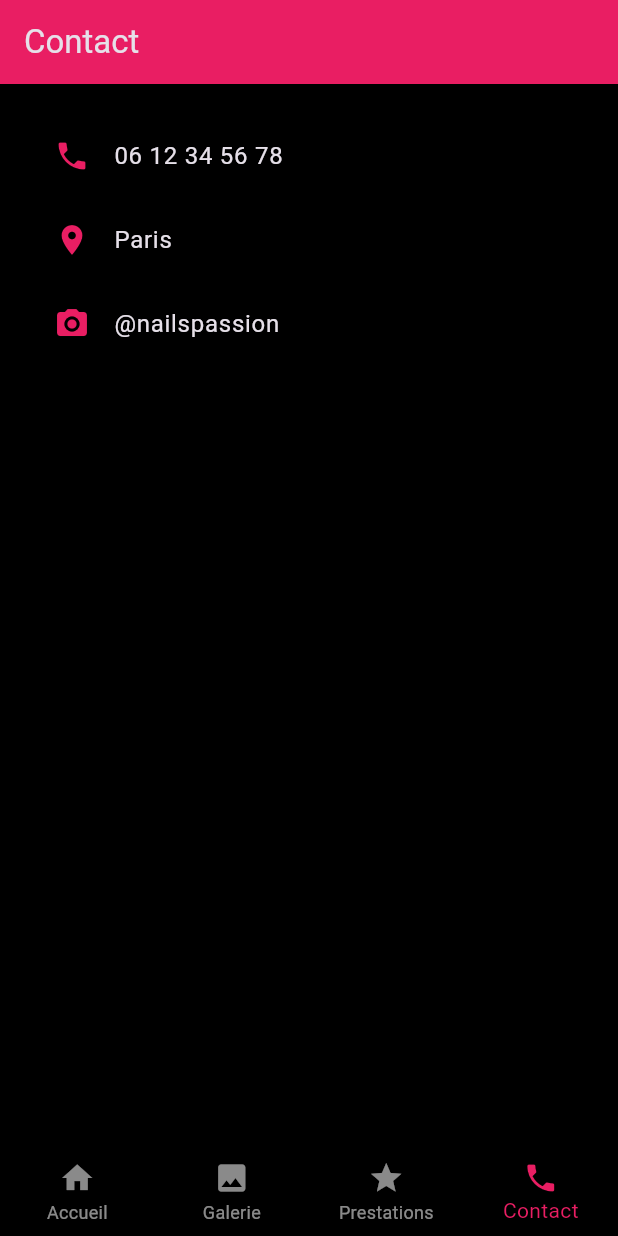
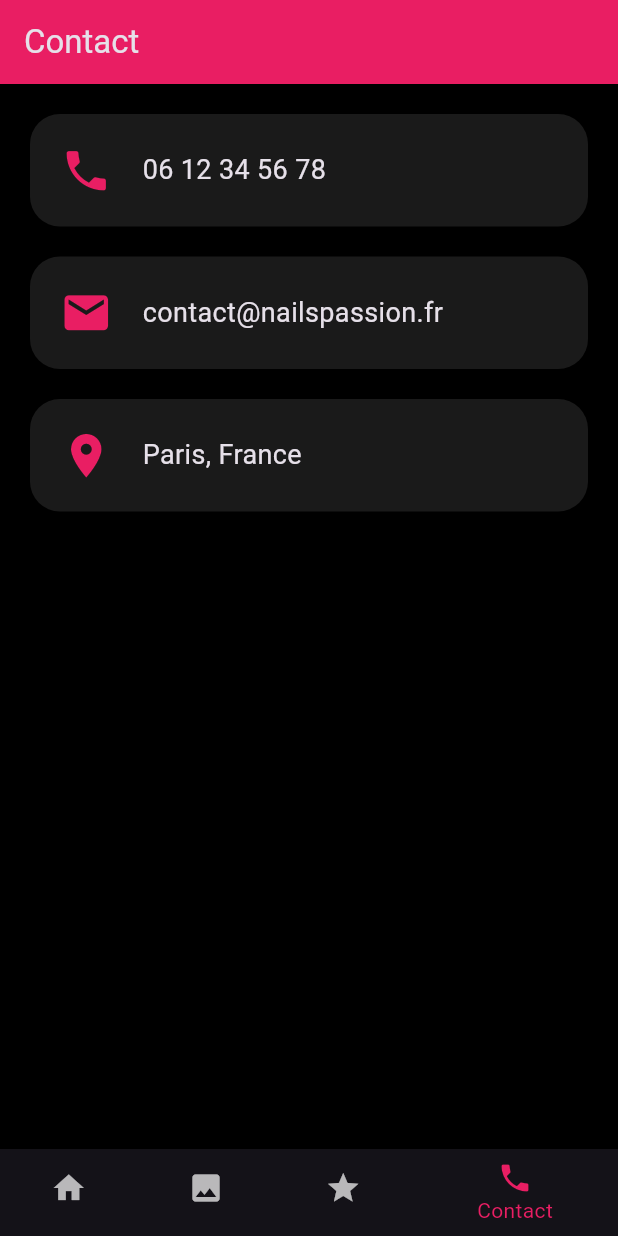
Before and after one commit to chevalliertophe-ux/Nail-s-Passion-, a Flutter app: the screen it shows after launch, item 4 of the bottom bar chosen, on a phone screen of 412 x 824 dp. Run offline on Flutter 3.47's test engine with Material 3 defaults, Android fonts, the phone set to English and light mode, and no system bars.

Commit message:
Clean Flutter code

```diff
--- a/lib/main.dart
+++ b/lib/main.dart
@@ -13,47 +13,42 @@ class NailsPassionApp extends StatelessWidget {
       debugShowCheckedModeBanner: false,
       title: "Nail's Passion",
       theme: ThemeData.dark(),
-      home: const HomePage(),
+      home: const MainPage(),
     );
   }
 }
 
-class HomePage extends StatefulWidget {
-  const HomePage({super.key});
+class MainPage extends StatefulWidget {
+  const MainPage({super.key});
 
   @override
-  State<HomePage> createState() => _HomePageState();
+  State<MainPage> createState() => _MainPageState();
 }
 
-class _HomePageState extends State<HomePage> {
-  int selectedIndex = 0;
+class _MainPageState extends State<MainPage> {
+  int currentIndex = 0;
 
-  final pages = [
-    const AccueilPage(),
-    const GaleriePage(),
-    const PrestationsPage(),
-    const ContactPage(),
+  final pages = const [
+    HomePage(),
+    GalleryPage(),
+    PrestationsPage(),
+    ContactPage(),
   ];
 
   @override
   Widget build(BuildContext context) {
     return Scaffold(
-      backgroundColor: Colors.black,
-      body: pages[selectedIndex],
-
+      body: pages[currentIndex],
       bottomNavigationBar: BottomNavigationBar(
-        currentIndex: selectedIndex,
         backgroundColor: Colors.black,
         selectedItemColor: Colors.pink,
-        unselectedItemColor: Colors.white54,
-        type: BottomNavigationBarType.fixed,
-
+        unselectedItemColor: Colors.white70,
+        currentIndex: currentIndex,
         onTap: (index) {
           setState(() {
-            selectedIndex = index;
+            currentIndex = index;
           });
         },
-
         items: const [
           BottomNavigationBarItem(
             icon: Icon(Icons.home),
@@ -77,8 +72,8 @@ class _HomePageState extends State<HomePage> {
   }
 }
 
-class AccueilPage extends StatelessWidget {
-  const AccueilPage({super.key});
+class HomePage extends StatelessWidget {
+  const HomePage({super.key});
 
   @override
   Widget build(BuildContext context) {
@@ -87,27 +82,56 @@ class AccueilPage extends StatelessWidget {
       appBar: AppBar(
         title: const Text("Nail's Passion"),
         backgroundColor: Colors.pink,
+        centerTitle: true,
       ),
-      body: Center(
+      body: SingleChildScrollView(
         child: Column(
-          mainAxisAlignment: MainAxisAlignment.center,
-          children: const [
+          children: [
+            const SizedBox(height: 40),
 
-            Text(
+            const Text(
               "La beauté est notre passion",
               style: TextStyle(
                 color: Colors.pink,
                 fontSize: 32,
                 fontWeight: FontWeight.bold,
               ),
+              textAlign: TextAlign.center,
             ),
 
-            SizedBox(height: 40),
+            const SizedBox(height: 50),
 
-            Icon(Icons.favorite,
-                color: Colors.pink,
-                size: 80),
+            Row(
+              mainAxisAlignment: MainAxisAlignment.spaceEvenly,
+              children: const [
+                FeatureItem(Icons.brush, "Pose Gel"),
+                FeatureItem(Icons.auto_awesome, "Nail Art"),
+                FeatureItem(Icons.favorite, "Manucure"),
+              ],
+            ),
 
+            const SizedBox(height: 60),
+
+            const Padding(
+              padding: EdgeInsets.all(20),
+              child: Align(
+                alignment: Alignment.centerLeft,
+                child: Text(
+                  "Nos prestations",
+                  style: TextStyle(
+                    fontSize: 34,
+                    fontWeight: FontWeight.bold,
+                  ),
+                ),
+              ),
+            ),
+
+            const ServiceCard("Pose Gel", "25€"),
+            const ServiceCard("Nail Art", "15€"),
+            const ServiceCard("Remplissage", "20€"),
+            const ServiceCard("Manucure", "15€"),
+
+            const SizedBox(height: 30),
           ],
         ),
       ),
@@ -115,8 +139,8 @@ class AccueilPage extends StatelessWidget {
   }
 }
 
-class GaleriePage extends StatelessWidget {
-  const GaleriePage({super.key});
+class GalleryPage extends StatelessWidget {
+  const GalleryPage({super.key});
 
   @override
   Widget build(BuildContext context) {
@@ -128,13 +152,14 @@ class GaleriePage extends StatelessWidget {
       ),
       body: GridView.count(
         crossAxisCount: 2,
-        padding: const EdgeInsets.all(12),
+        padding: const EdgeInsets.all(20),
+        crossAxisSpacing: 15,
+        mainAxisSpacing: 15,
         children: List.generate(
           6,
           (index) => Container(
-            margin: const EdgeInsets.all(8),
             decoration: BoxDecoration(
-              color: Colors.pink.shade200,
+              color: Colors.pink.shade300,
               borderRadius: BorderRadius.circular(20),
             ),
             child: const Icon(
@@ -163,12 +188,10 @@ class PrestationsPage extends StatelessWidget {
       body: ListView(
         padding: const EdgeInsets.all(20),
         children: const [
-
           ServiceCard("Pose Gel", "25€"),
           ServiceCard("Nail Art", "15€"),
           ServiceCard("Remplissage", "20€"),
           ServiceCard("Manucure", "15€"),
-
         ],
       ),
     );
@@ -190,25 +213,39 @@ class ContactPage extends StatelessWidget {
         padding: const EdgeInsets.all(20),
         child: Column(
           children: const [
-
-            ListTile(
-              leading: Icon(Icons.phone, color: Colors.pink),
-              title: Text("06 12 34 56 78"),
-            ),
-
-            ListTile(
-              leading: Icon(Icons.location_on, color: Colors.pink),
-              title: Text("Paris"),
-            ),
-
-            ListTile(
-              leading: Icon(Icons.camera_alt, color: Colors.pink),
-              title: Text("@nailspassion"),
-            ),
-
+            ContactCard(Icons.phone, "06 12 34 56 78"),
+            SizedBox(height: 20),
+            ContactCard(Icons.email, "contact@nailspassion.fr"),
+            SizedBox(height: 20),
+            ContactCard(Icons.location_on, "Paris, France"),
           ],
         ),
       ),
+    );
+  }
+}
+
+class FeatureItem extends StatelessWidget {
+  final IconData icon;
+  final String title;
+
+  const FeatureItem(this.icon, this.title, {super.key});
+
+  @override
+  Widget build(BuildContext context) {
+    return Column(
+      children: [
+        CircleAvatar(
+          radius: 35,
+          backgroundColor: Colors.pink,
+          child: Icon(icon, color: Colors.white, size: 35),
+        ),
+        const SizedBox(height: 10),
+        Text(
+          title,
+          style: const TextStyle(fontSize: 18),
+        ),
+      ],
     );
   }
 }
@@ -224,32 +261,55 @@ class ServiceCard extends StatelessWidget {
     return Container(
       margin: const EdgeInsets.only(bottom: 20),
       padding: const EdgeInsets.all(20),
-
       decoration: BoxDecoration(
-        color: Colors.grey.shade900,
+        color: Colors.white10,
         borderRadius: BorderRadius.circular(20),
       ),
-
       child: Row(
         mainAxisAlignment: MainAxisAlignment.spaceBetween,
         children: [
-
           Text(
             title,
             style: const TextStyle(fontSize: 22),
           ),
-
           Text(
             price,
             style: const TextStyle(
+              fontSize: 24,
               color: Colors.pink,
-              fontSize: 22,
               fontWeight: FontWeight.bold,
             ),
           ),
-
         ],
       ),
     );
   }
 }
+
+class ContactCard extends StatelessWidget {
+  final IconData icon;
+  final String text;
+
+  const ContactCard(this.icon, this.text, {super.key});
+
+  @override
+  Widget build(BuildContext context) {
+    return Container(
+      padding: const EdgeInsets.all(20),
+      decoration: BoxDecoration(
+        color: Colors.white10,
+        borderRadius: BorderRadius.circular(20),
+      ),
+      child: Row(
+        children: [
+          Icon(icon, color: Colors.pink, size: 35),
+          const SizedBox(width: 20),
+          Text(
+            text,
+            style: const TextStyle(fontSize: 18),
+          ),
+        ],
+      ),
+    );
+  }
+}
```
